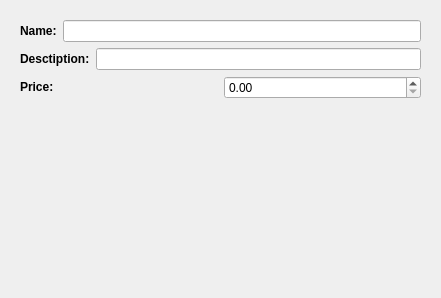
Qt form editordelegate.ui (PLLUG-Community-C-Qt-Roadmap/menu_editor) before a commit.
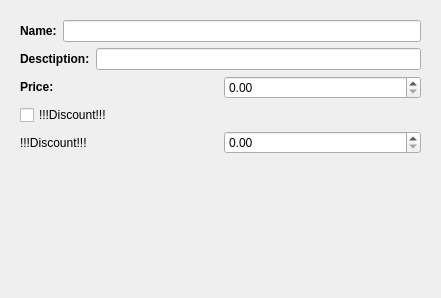
The same form after that commit. The open tabs and pages were chosen to show the change.

Commit message: Implemented UI for DiscountMenuItem

The edit to the form file:
```diff
--- a/editordelegate.ui
+++ b/editordelegate.ui
@@ -63,6 +63,31 @@
          </item>
         </layout>
        </item>
+       <item>
+        <widget class="QCheckBox" name="discountCheckBox">
+         <property name="text">
+          <string>!!!Discount!!!</string>
+         </property>
+        </widget>
+       </item>
+       <item>
+        <layout class="QHBoxLayout" name="horizontalLayout_4">
+         <item>
+          <widget class="QLabel" name="discountLabel">
+           <property name="text">
+            <string>!!!Discount!!!</string>
+           </property>
+          </widget>
+         </item>
+         <item>
+          <widget class="QDoubleSpinBox" name="DiscountSpinBox">
+           <property name="singleStep">
+            <double>0.100000000000000</double>
+           </property>
+          </widget>
+         </item>
+        </layout>
+       </item>
        <item>
         <spacer name="verticalSpacer">
          <property name="orientation">
```
The commit also changes 4 other files.
